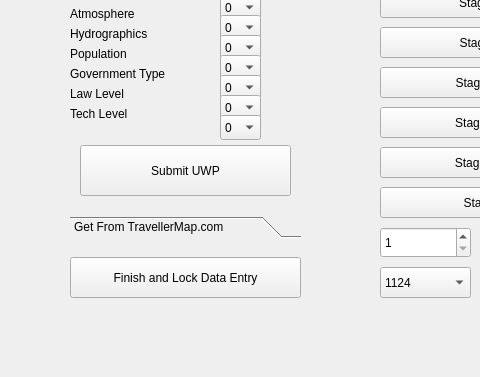
This is mainwindow.ui in Penultimate-Panacea/World-Crumbler as Qt 5 draws it before an edit; both pictures show x 0 to 480 and y 263 to 640 of the 1000 by 640 pixel window. The edited form follows.
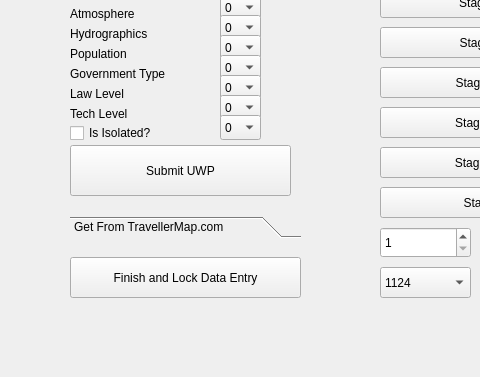
This is the edited form.

Commit message: Added isolation checks

What changed in the file:
```diff
--- a/mainwindow.ui
+++ b/mainwindow.ui
@@ -864,9 +864,9 @@
       <widget class="QPushButton" name="ManualInputPushButton">
        <property name="geometry">
         <rect>
-         <x>10</x>
+         <x>0</x>
          <y>270</y>
-         <width>211</width>
+         <width>221</width>
          <height>51</height>
         </rect>
        </property>
@@ -1348,6 +1348,19 @@
         <string>Planet Name</string>
        </property>
       </widget>
+      <widget class="QCheckBox" name="IsolationCheckBox">
+       <property name="geometry">
+        <rect>
+         <x>0</x>
+         <y>250</y>
+         <width>111</width>
+         <height>16</height>
+        </rect>
+       </property>
+       <property name="text">
+        <string>Is Isolated?</string>
+       </property>
+      </widget>
      </widget>
     </widget>
     <widget class="QWidget" name="page_2">
```
The commit also changes 1 other file.
